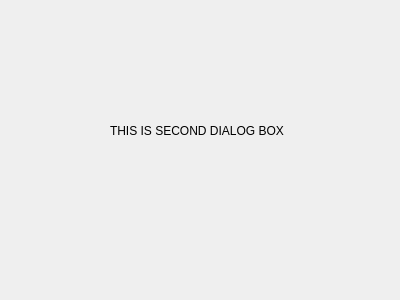
First picture: the form in secdialog.ui, repository jsoncodez/qtlogin, before the edit.
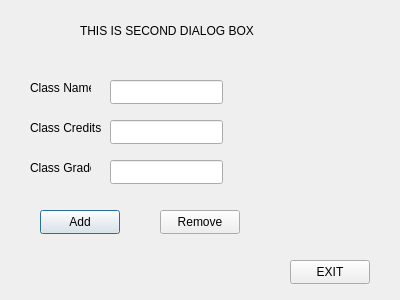
Second picture: the form after the edit.

What changed in the file:
```diff
--- a/secdialog.ui
+++ b/secdialog.ui
@@ -16,8 +16,8 @@
   <widget class="QLabel" name="label">
    <property name="geometry">
     <rect>
-     <x>110</x>
-     <y>90</y>
+     <x>80</x>
+     <y>-10</y>
      <width>191</width>
      <height>81</height>
     </rect>
@@ -26,6 +26,114 @@
     <string>THIS IS SECOND DIALOG BOX</string>
    </property>
   </widget>
+  <widget class="QPushButton" name="pushButton_add">
+   <property name="geometry">
+    <rect>
+     <x>40</x>
+     <y>210</y>
+     <width>80</width>
+     <height>24</height>
+    </rect>
+   </property>
+   <property name="text">
+    <string>Add</string>
+   </property>
+  </widget>
+  <widget class="QPushButton" name="pushButton_remove">
+   <property name="geometry">
+    <rect>
+     <x>160</x>
+     <y>210</y>
+     <width>80</width>
+     <height>24</height>
+    </rect>
+   </property>
+   <property name="text">
+    <string>Remove</string>
+   </property>
+  </widget>
+  <widget class="QPushButton" name="pushButton_exit">
+   <property name="geometry">
+    <rect>
+     <x>290</x>
+     <y>260</y>
+     <width>80</width>
+     <height>24</height>
+    </rect>
+   </property>
+   <property name="text">
+    <string>EXIT</string>
+   </property>
+  </widget>
+  <widget class="QLineEdit" name="lineEdit_className">
+   <property name="geometry">
+    <rect>
+     <x>110</x>
+     <y>80</y>
+     <width>113</width>
+     <height>24</height>
+    </rect>
+   </property>
+  </widget>
+  <widget class="QLineEdit" name="lineEdit_classGrade">
+   <property name="geometry">
+    <rect>
+     <x>110</x>
+     <y>160</y>
+     <width>113</width>
+     <height>24</height>
+    </rect>
+   </property>
+  </widget>
+  <widget class="QLineEdit" name="lineEdit_classCredits">
+   <property name="geometry">
+    <rect>
+     <x>110</x>
+     <y>120</y>
+     <width>113</width>
+     <height>24</height>
+    </rect>
+   </property>
+  </widget>
+  <widget class="QLabel" name="label_2">
+   <property name="geometry">
+    <rect>
+     <x>30</x>
+     <y>80</y>
+     <width>61</width>
+     <height>16</height>
+    </rect>
+   </property>
+   <property name="text">
+    <string>Class Name</string>
+   </property>
+  </widget>
+  <widget class="QLabel" name="label_3">
+   <property name="geometry">
+    <rect>
+     <x>30</x>
+     <y>160</y>
+     <width>61</width>
+     <height>16</height>
+    </rect>
+   </property>
+   <property name="text">
+    <string>Class Grade</string>
+   </property>
+  </widget>
+  <widget class="QLabel" name="label_4">
+   <property name="geometry">
+    <rect>
+     <x>30</x>
+     <y>120</y>
+     <width>71</width>
+     <height>16</height>
+    </rect>
+   </property>
+   <property name="text">
+    <string>Class Credits</string>
+   </property>
+  </widget>
  </widget>
  <resources/>
  <connections/>
```
Left out of the diff: 8 changed lines with no effect on the pictures.
